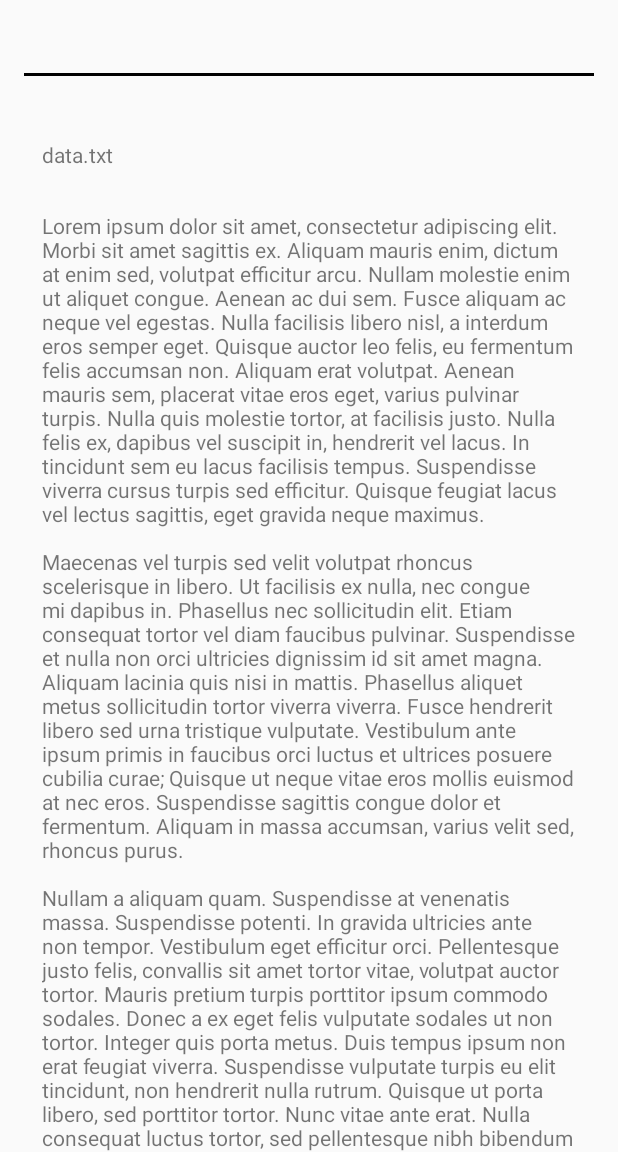
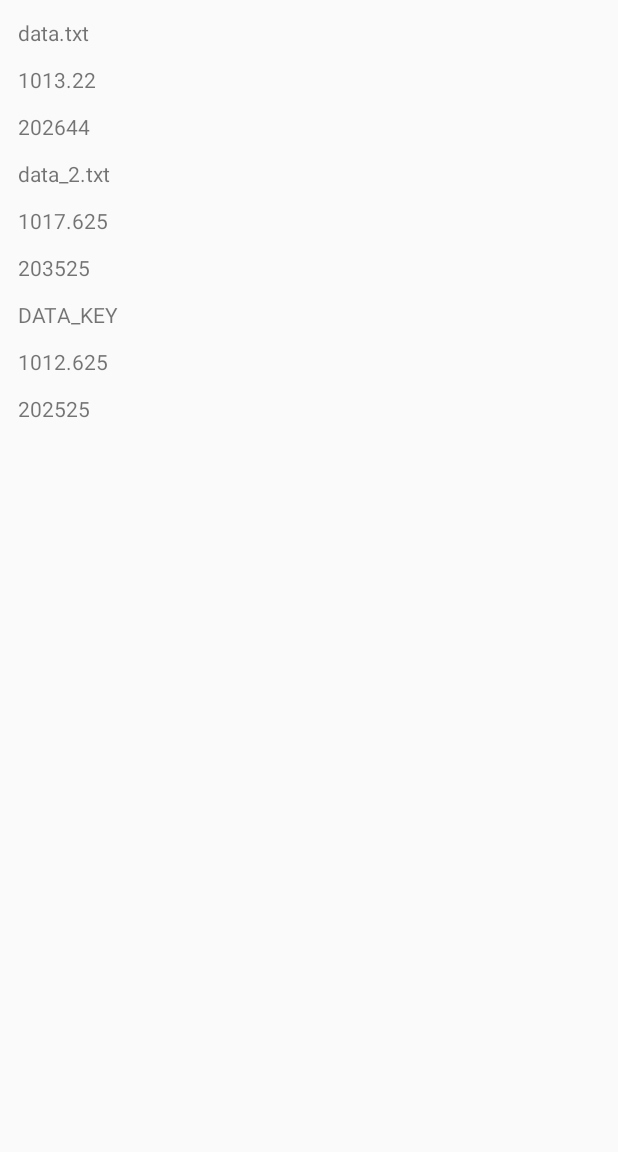
Before and after one commit to catalintira/UselessApp, an Android app: the fragment SearchWordFragment placed in its activity, in the side drawer, after a tap on "Get Avg of Numbers", on a phone screen of 412 x 824 dp, the part 84-1236 px from its top. Run offline under Robolectric (Android 15) with nearby library versions, the phone set to English and light mode, and no system bars.

Commit message:
Implemented repositories and WM

```diff
--- a/app/src/main/AndroidManifest.xml
+++ b/app/src/main/AndroidManifest.xml
@@ -2,6 +2,7 @@
 <manifest xmlns:android="http://schemas.android.com/apk/res/android"
     package="com.garmin.android.uselessapplication">
 
+    <uses-permission android:name="android.permission.INTERNET"/>
     <uses-permission android:name="android.permission.READ_EXTERNAL_STORAGE" />
     <uses-permission android:name="android.permission.WRITE_EXTERNAL_STORAGE" />
 
@@ -11,6 +12,7 @@
         android:label="@string/app_name"
         android:roundIcon="@mipmap/ic_launcher_round"
         android:supportsRtl="true"
+        android:usesCleartextTraffic="true"
         android:theme="@style/AppTheme">
         <activity android:name=".MainActivity">
             <intent-filter>
--- a/app/src/main/assets/data_source.txt
+++ b/app/src/main/assets/data_source.txt
@@ -8,4 +8,4 @@ Fusce urna augue, placerat egestas arcu ut, posuere pretium magna. Nullam non ma
 
 Nam rhoncus augue quis faucibus efficitur. Integer in mi eget velit semper elementum non eget dui. Quisque fringilla sit amet odio quis hendrerit. Nulla facilisis luctus ante ut gravida. Nullam ut lacus sapien. Proin blandit laoreet lectus ac ullamcorper. Vivamus commodo enim quis elementum commodo. Etiam nec molestie dui. Mauris ornare tempus tortor, varius tristique tellus pretium nec. Integer consequat luctus volutpat. Nullam scelerisque posuere ex id porta. Quisque iaculis, metus eu tristique suscipit, tellus dolor condimentum elit, vitae commodo mauris leo sed justo. Phasellus bibendum augue felis, non scelerisque justo condimentum ac. Suspendisse imperdiet, diam ut vehicula vehicula, leo neque varius turpis, ac iaculis quam urna non neque. Proin ullamcorper, leo ac lobortis aliquam, leo magna sollicitudin massa, sed blandit ligula odio quis metus.
 
-161 475 1308 1416 479 390 1590 347 198 1791 503 1681 1019 392 223 965 930 1402 396 36 122 1406 432 968 1721 1547 1240 1625 1854 1561 453 84 687 379 171 1828 1309 175 49 665 373 1631 724 50 1279 1010 208 678 1023 698 1837 676 374 1798 519 1501 1223 1861 892 830 253 64 880 567 113 1928 2 729 1047 1085 1802 689 1956 784 1518 1890 1638 1847 1332 1621 1004 1923 1545 38 252 841 654 430 1094 1593 1092 232 1067 795 249 489 1187 417 1495 890 265 507 1288 1225 444 421 177 1782 1267 683 1855 76 1752 1157 1591 1610 1263 978 777 1686 799 1273 1916 1275 1233 312 1452 1895 1078 839 1129 136 1551 808 1451 1711 1581 1666 853 1531 365 1513 318 817 652 230 1363 1962 1043 22 1541 464 1649 1361 883 1903 1054 1576 1936 1832 627 1301 1703 849 1550 1973 1846 696 436 1431 1122 494 73 1317 1804 900 125 338 713 263 1912 1534 688 680 1824 301 1658 478 1009 1799 1132 1037 1311 264 1051 1759 1836 1383 336 1119
+ 161 475 1308 1416 479 390 1590 347 198 1791 503 1681 1019 392 223 965 930 1402 396 36 122 1406 432 968 1721 1547 1240 1625 1854 1561 453 84 687 379 171 1828 1309 175 49 665 373 1631 724 50 1279 1010 208 678 1023 698 1837 676 374 1798 519 1501 1223 1861 892 830 253 64 880 567 113 1928 2 729 1047 1085 1802 689 1956 784 1518 1890 1638 1847 1332 1621 1004 1923 1545 38 252 841 654 430 1094 1593 1092 232 1067 795 249 489 1187 417 1495 890 265 507 1288 1225 444 421 177 1782 1267 683 1855 76 1752 1157 1591 1610 1263 978 777 1686 799 1273 1916 1275 1233 312 1452 1895 1078 839 1129 136 1551 808 1451 1711 1581 1666 853 1531 365 1513 318 817 652 230 1363 1962 1043 22 1541 464 1649 1361 883 1903 1054 1576 1936 1832 627 1301 1703 849 1550 1973 1846 696 436 1431 1122 494 73 1317 1804 900 125 338 713 263 1912 1534 688 680 1824 301 1658 478 1009 1799 1132 1037 1311 264 1051 1759 1836 1383 336 1119
--- a/app/src/main/java/com/garmin/android/uselessapplication/MainActivity.kt
+++ b/app/src/main/java/com/garmin/android/uselessapplication/MainActivity.kt
@@ -1,11 +1,10 @@
 package com.garmin.android.uselessapplication
 
+import android.app.DownloadManager
+import android.content.IntentFilter
 import androidx.appcompat.app.AppCompatActivity
 import android.os.Bundle
-import android.os.Environment
-import android.util.Log
 import android.view.MenuItem
-import android.widget.Toast
 import androidx.appcompat.app.ActionBarDrawerToggle
 import androidx.appcompat.widget.Toolbar
 import androidx.core.view.GravityCompat
@@ -13,14 +12,12 @@ import androidx.drawerlayout.widget.DrawerLayout
 import androidx.fragment.app.Fragment
 import com.garmin.android.uselessapplication.fragment.WelcomeFragment
 import com.google.android.material.navigation.NavigationView
-import androidx.lifecycle.ViewModelProviders
 import com.garmin.android.uselessapplication.fragment.SearchWordFragment
-import com.garmin.android.uselessapplication.repository.InternalStorageRepository
-import com.garmin.android.uselessapplication.viewmodel.StorageViewModel
+import com.garmin.android.uselessapplication.fragment.StatisticsFragment
+import com.garmin.android.uselessapplication.manager.FileDownloadManager
 
 
 class MainActivity : AppCompatActivity(), NavigationView.OnNavigationItemSelectedListener {
-
     private lateinit var mToolbar: Toolbar
     private lateinit var mDrawerLayout: DrawerLayout
     private lateinit var mNavView: NavigationView
@@ -36,6 +33,9 @@ class MainActivity : AppCompatActivity(), NavigationView.OnNavigationItemSelecte
     override fun onNavigationItemSelected(item: MenuItem): Boolean {
         when (item.itemId) {
             R.id.item_search_word -> setFragment(SearchWordFragment.newInstance())
+            R.id.item_get_average -> setFragment(StatisticsFragment.newInstance())
+            R.id.item_download -> startDownload()
+            R.id.item_dummy -> testDownload()
         }
 
         mDrawerLayout.closeDrawer(GravityCompat.START)
@@ -62,9 +62,17 @@ class MainActivity : AppCompatActivity(), NavigationView.OnNavigationItemSelecte
         }
     }
 
-    private fun setFragment(fragment: Fragment) {
+    private fun setFragment(fragment: Fragment) =
         supportFragmentManager.beginTransaction()
             .replace(R.id.content_frame, fragment)
             .commit()
-    }
+
+    private fun startDownload() =
+        FileDownloadManager().apply {
+            registerReceiver(this, IntentFilter(DownloadManager.ACTION_DOWNLOAD_COMPLETE))
+            startDownload(this@MainActivity)
+        }
+
+    private fun testDownload() =
+        FileDownloadManager().queryDownloadStatus(this)
 }
--- /dev/null
+++ b/app/src/main/java/com/garmin/android/uselessapplication/adapter/StatisticsAdapter.kt
@@ -0,0 +1,43 @@
+package com.garmin.android.uselessapplication.adapter
+
+import android.view.LayoutInflater
+import android.view.ViewGroup
+import android.widget.TextView
+import androidx.recyclerview.widget.RecyclerView
+import com.garmin.android.uselessapplication.R
+import com.garmin.android.uselessapplication.model.StatisticsDataFile
+
+class StatisticsAdapter(private var dataList: List<StatisticsDataFile>) : RecyclerView.Adapter<StatisticsAdapter.StatisticsFileViewHolder>() {
+    override fun onCreateViewHolder(parent: ViewGroup, viewType: Int): StatisticsFileViewHolder {
+        val inflater = LayoutInflater.from(parent.context)
+        return StatisticsFileViewHolder(inflater, parent)
+    }
+
+    override fun getItemCount() = dataList.size
+
+    override fun onBindViewHolder(holder: StatisticsFileViewHolder, position: Int) = let { holder.bind(dataList[position]) }
+
+    class StatisticsFileViewHolder(inflater: LayoutInflater, parent: ViewGroup) :
+        RecyclerView.ViewHolder(inflater.inflate(R.layout.item_file_stat, parent, false)) {
+        private var mTitleView: TextView? = null
+        private var mAverageView: TextView? = null
+        private var mSumView: TextView? = null
+
+        init {
+            mTitleView = itemView.findViewById(R.id.tv_item_stat_title)
+            mAverageView = itemView.findViewById(R.id.tv_item_stat_average)
+            mSumView = itemView.findViewById(R.id.tv_item_stat_sum)
+        }
+
+        fun bind(statisticsDatafile: StatisticsDataFile) {
+            mTitleView?.text = statisticsDatafile.name
+            mAverageView?.text = statisticsDatafile.numbersAverage.toString()
+            mSumView?.text = statisticsDatafile.numbersSum.toString()
+        }
+    }
+
+    fun dataChanged(newDataList: List<StatisticsDataFile>) {
+        dataList = newDataList
+        notifyDataSetChanged()
+    }
+}
--- /dev/null
+++ b/app/src/main/java/com/garmin/android/uselessapplication/fragment/StatisticsFragment.kt
@@ -0,0 +1,50 @@
+package com.garmin.android.uselessapplication.fragment
+
+import android.os.Bundle
+import android.util.Log
+import androidx.fragment.app.Fragment
+import android.view.LayoutInflater
+import android.view.View
+import android.view.ViewGroup
+import androidx.lifecycle.Observer
+import androidx.lifecycle.ViewModelProviders
+import androidx.recyclerview.widget.LinearLayoutManager
+import com.garmin.android.uselessapplication.R
+import com.garmin.android.uselessapplication.adapter.StatisticsAdapter
+import com.garmin.android.uselessapplication.model.StatisticsDataFile
+import com.garmin.android.uselessapplication.viewmodel.StorageViewModel
+import kotlinx.android.synthetic.main.fragment_statistics.view.*
+
+
+class StatisticsFragment : Fragment() {
+    private lateinit var mViewModel: StorageViewModel
+    private lateinit var mAdapter: StatisticsAdapter
+
+    override fun onCreate(savedInstanceState: Bundle?) {
+        super.onCreate(savedInstanceState)
+        mViewModel = ViewModelProviders.of(this)
+            .get(StorageViewModel::class.java)
+            .apply { setUp(); getInternalFiles() }
+    }
+
+    override fun onCreateView(
+        inflater: LayoutInflater, container: ViewGroup?,
+        savedInstanceState: Bundle?
+    ): View? {
+        val view = inflater.inflate(R.layout.fragment_statistics, container, false)
+        view.recycler_view_statistics.apply {
+            layoutManager = LinearLayoutManager(activity)
+            mAdapter = StatisticsAdapter(mViewModel.getStatisticalFiles() ?: listOf())
+            mViewModel.mFileList.observe(this@StatisticsFragment, Observer {
+                mAdapter.dataChanged(mViewModel.getStatisticalFiles() ?: listOf())
+            })
+            adapter = mAdapter
+        }
+        return view
+    }
+
+    companion object {
+        fun newInstance() =
+            StatisticsFragment()
+    }
+}
--- a/app/src/main/java/com/garmin/android/uselessapplication/model/DataFile.kt
+++ b/app/src/main/java/com/garmin/android/uselessapplication/model/DataFile.kt
@@ -1,6 +1,20 @@
 package com.garmin.android.uselessapplication.model
 
 data class DataFile(
-    val name: String,
-    val text: String
-)
+    var name: String,
+    var text: String
+) {
+    fun mapToCount(stringToCount: String): DataFile {
+        val text = "$COUNT_PREFIX${
+            this.text
+                .windowed(stringToCount.length)
+                .filter{ it.equals(stringToCount, ignoreCase = true) }
+                .count()
+            }"
+        return DataFile(this.name, text)
+    }
+
+    companion object {
+        private const val COUNT_PREFIX = "Count: "
+    }
+}
--- /dev/null
+++ b/app/src/main/java/com/garmin/android/uselessapplication/model/StatisticsDataFile.kt
@@ -0,0 +1,25 @@
+package com.garmin.android.uselessapplication.model
+
+import java.lang.Integer.parseInt
+
+class StatisticsDataFile(var name: String, var text: String) {
+    var numbersAverage: Double = getAverage()
+    var numbersSum: Int = getSum()
+
+    private fun getAverage() =
+        text.split(TEXT_SPLITTER)
+            .mapNotNull { it.toIntOrNull() }
+            .average()
+
+    private fun getSum() =
+        text.split(TEXT_SPLITTER)
+            .mapNotNull { it.toIntOrNull() }
+            .sum()
+
+    companion object {
+        private const val TEXT_SPLITTER = " "
+
+        fun fromDataFile(dataFile: DataFile) =
+            StatisticsDataFile(dataFile.name, dataFile.text)
+    }
+}
--- a/app/src/main/java/com/garmin/android/uselessapplication/repository/InternalStorageRepository.kt
+++ b/app/src/main/java/com/garmin/android/uselessapplication/repository/InternalStorageRepository.kt
@@ -6,12 +6,10 @@ import com.garmin.android.uselessapplication.model.DataFile
 import java.io.File
 
 class InternalStorageRepository {
-
     private lateinit var mContext: Context
 
     fun initializeData() {
-        if( !File(FILE_NAME).exists() ) {
-            Log.i(LOG_TAG, LOG_NOT_EXISTENT_MESSAGE)
+        if (!File(FILE_NAME).exists()) {
             val textToWrite =
                 mContext
                     .assets
@@ -33,7 +31,8 @@ class InternalStorageRepository {
         return DataFile(FILE_NAME, content)
     }
 
-    fun setContext(context: Context) = let {this.mContext = context }
+    fun setContext(context: Context) =
+        let {this.mContext = context }
 
     companion object {
         const val SOURCE_FILE_NAME = "data_source.txt"
--- a/app/src/main/java/com/garmin/android/uselessapplication/repository/SharedPreferencesRepository.kt
+++ b/app/src/main/java/com/garmin/android/uselessapplication/repository/SharedPreferencesRepository.kt
@@ -5,7 +5,6 @@ import com.garmin.android.uselessapplication.model.DataFile
 import com.garmin.android.uselessapplication.repository.InternalStorageRepository.Companion.SOURCE_FILE_NAME
 
 class SharedPreferencesRepository {
-
     private lateinit var mContext: Context
 
     fun initializeData() {
@@ -28,12 +27,13 @@ class SharedPreferencesRepository {
         return DataFile(FILE_KEY, text)
     }
 
-    fun setContext(context: Context) = let { mContext = context }
+    fun setContext(context: Context) =
+        let { mContext = context }
 
     companion object {
         private const val SHARED_PREF_KEY = "DATA_FILES"
         private const val FILE_KEY = "DATA_KEY"
         private const val DEFAULT_FILE_TEXT = "FILE COULD NOT BE FETCHED"
-        private const val TEXT_DISTINCTION = "1000"
+        private const val TEXT_DISTINCTION = " 1000"
     }
 }
--- a/app/src/main/java/com/garmin/android/uselessapplication/repository/SharedStorageRepository.kt
+++ b/app/src/main/java/com/garmin/android/uselessapplication/repository/SharedStorageRepository.kt
@@ -3,16 +3,11 @@ package com.garmin.android.uselessapplication.repository
 import android.content.Context
 import android.net.Uri
 import android.os.Environment
-import android.util.Log
-import androidx.core.net.toUri
+import com.garmin.android.uselessapplication.model.DataFile
 import com.garmin.android.uselessapplication.repository.InternalStorageRepository.Companion.SOURCE_FILE_NAME
-import java.io.File
-import java.io.FileNotFoundException
-import java.io.FileOutputStream
-import java.io.IOException
+import java.io.*
 
 class SharedStorageRepository {
-
     private lateinit var mContext: Context
 
     fun initializeData() {
@@ -22,11 +17,16 @@ class SharedStorageRepository {
                 .bufferedReader()
                 .use { it.readText() } + TEXT_DISTINCTION
 
-        val dir = File(ROOT.absolutePath + RELATIVE_PATH).apply {
+        val dir = File(mContext.getExternalFilesDir(Environment.DIRECTORY_DOCUMENTS)?.toString() + RELATIVE_PATH).apply {
+            setReadable(true)
+            setWritable(true)
             mkdirs()
         }
+
         val file = File(dir, FILE_NAME).apply {
-            if (exists()) {
+            setReadable(true)
+            setWritable(true)
+            if (!exists()) {
                 createNewFile()
             }
         }
@@ -46,13 +46,28 @@ class SharedStorageRepository {
 
     }
 
+    fun getSharedStorageFile(): DataFile {
+        val dir = File(mContext.getExternalFilesDir(Environment.DIRECTORY_DOCUMENTS)?.toString() + RELATIVE_PATH)
+        val file = File(dir, FILE_NAME)
+        val text = mContext.contentResolver.openFileDescriptor(Uri.fromFile(file), "r")
+             .use {
+                 FileInputStream(it?.fileDescriptor).use { fis ->
+                     fis.bufferedReader().useLines {lines ->
+                         lines.fold("") { some, text ->
+                             "$some\n$text"
+                         }
+                     }
+                 }
+             }
+        return DataFile(FILE_NAME, text)
+    }
 
-    fun setContext(context: Context) = let { mContext = context }
+    fun setContext(context: Context) =
+        let { mContext = context }
 
     companion object {
-        private val ROOT = Environment.getExternalStoragePublicDirectory(Environment.DIRECTORY_DOCUMENTS)
         private const val RELATIVE_PATH = "/data_files"
         private const val FILE_NAME = "data_2.txt"
-        private const val TEXT_DISTINCTION = "2000"
+        private const val TEXT_DISTINCTION = " 2000"
     }
 }
--- a/app/src/main/java/com/garmin/android/uselessapplication/viewmodel/StorageViewModel.kt
+++ b/app/src/main/java/com/garmin/android/uselessapplication/viewmodel/StorageViewModel.kt
@@ -5,6 +5,7 @@ import android.util.Log
 import androidx.lifecycle.AndroidViewModel
 import androidx.lifecycle.MutableLiveData
 import com.garmin.android.uselessapplication.model.DataFile
+import com.garmin.android.uselessapplication.model.StatisticsDataFile
 import com.garmin.android.uselessapplication.repository.InternalStorageRepository
 import com.garmin.android.uselessapplication.repository.SharedPreferencesRepository
 import com.garmin.android.uselessapplication.repository.SharedStorageRepository
@@ -29,7 +30,13 @@ class StorageViewModel(private val app: Application) : AndroidViewModel(app) {
     fun getInternalFiles() {
         val listOfFiles = ArrayList<DataFile>()
         listOfFiles.add(internalStorageRepository.genInternalFile())
+        listOfFiles.add(sharedStorageRepository.getSharedStorageFile())
         listOfFiles.add(sharedPreferencesRepository.getSharedPrefFile())
         mFileList.postValue(listOfFiles)
     }
+
+    fun getStatisticalFiles() =
+        mFileList.value?.map {
+            StatisticsDataFile.fromDataFile(it)
+        }
 }
--- a/app/src/main/res/layout/activity_main.xml
+++ b/app/src/main/res/layout/activity_main.xml
@@ -7,8 +7,6 @@
     android:layout_width="match_parent"
     android:layout_height="match_parent"
     tools:context=".MainActivity">
-
-
 
     <LinearLayout
         android:layout_width="match_parent"
--- /dev/null
+++ b/app/src/main/res/layout/fragment_statistics.xml
@@ -0,0 +1,13 @@
+<?xml version="1.0" encoding="utf-8"?>
+<FrameLayout xmlns:android="http://schemas.android.com/apk/res/android"
+    xmlns:tools="http://schemas.android.com/tools"
+    android:layout_width="match_parent"
+    android:layout_height="match_parent"
+    tools:context=".fragment.StatisticsFragment">
+
+    <androidx.recyclerview.widget.RecyclerView
+        android:id="@+id/recycler_view_statistics"
+        android:layout_width="match_parent"
+        android:layout_height="match_parent"/>
+
+</FrameLayout>
--- /dev/null
+++ b/app/src/main/res/layout/item_file_stat.xml
@@ -0,0 +1,32 @@
+<?xml version="1.0" encoding="utf-8"?>
+<LinearLayout
+    xmlns:android="http://schemas.android.com/apk/res/android"
+    android:layout_width="match_parent"
+    android:layout_height="wrap_content"
+    android:orientation="vertical">
+
+    <TextView
+        android:id="@+id/tv_item_stat_title"
+        android:layout_width="match_parent"
+        android:layout_height="wrap_content"
+        android:layout_marginTop="@dimen/margin_top_item_text"
+        android:layout_marginStart="@dimen/margin_horizontal_item_text"
+        android:layout_marginEnd="@dimen/margin_horizontal_item_text"/>
+
+    <TextView
+        android:id="@+id/tv_item_stat_average"
+        android:layout_width="match_parent"
+        android:layout_height="wrap_content"
+        android:layout_marginTop="@dimen/margin_top_item_text"
+        android:layout_marginStart="@dimen/margin_horizontal_item_text"
+        android:layout_marginEnd="@dimen/margin_horizontal_item_text"/>
+
+    <TextView
+        android:id="@+id/tv_item_stat_sum"
+        android:layout_width="match_parent"
+        android:layout_height="wrap_content"
+        android:layout_marginTop="@dimen/margin_top_item_text"
+        android:layout_marginStart="@dimen/margin_horizontal_item_text"
+        android:layout_marginEnd="@dimen/margin_horizontal_item_text"/>
+
+</LinearLayout>
--- a/app/src/main/res/menu/drawer_menu.xml
+++ b/app/src/main/res/menu/drawer_menu.xml
@@ -17,6 +17,11 @@
             android:icon="@color/colorPrimaryDark"
             android:title="@string/nav_download"/>
 
+        <item
+            android:id="@+id/item_dummy"
+            android:icon="@color/colorPrimary"
+            android:title="Test Download"/>
+
     </group>
 
 </menu>
```
Also changed, not shown: app/src/main/java/com/garmin/android/uselessapplication/fragment/SearchWordFragment.kt (+8 -2 lines), app/src/main/java/com/garmin/android/uselessapplication/manager/FileDownloadManager.kt (added, +91 -0 lines), app/src/main/res/values/strings.xml (+2 -5 lines).
